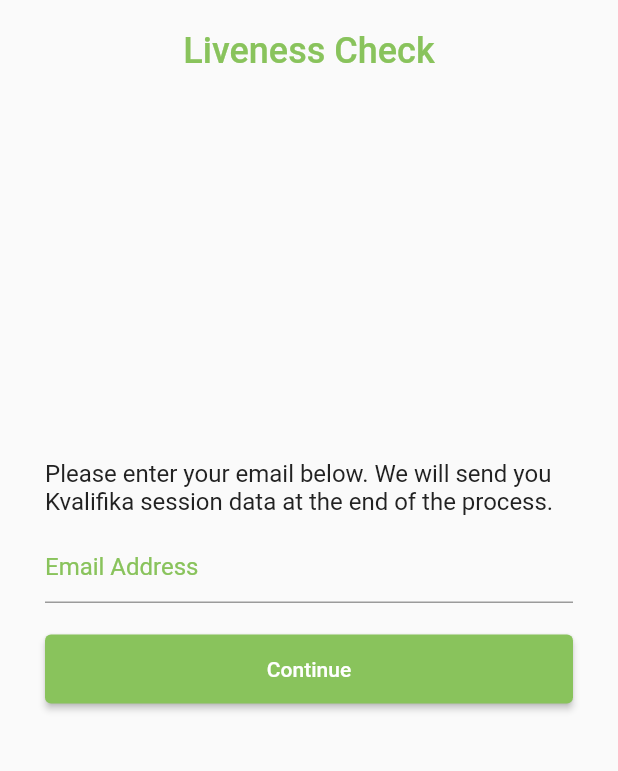
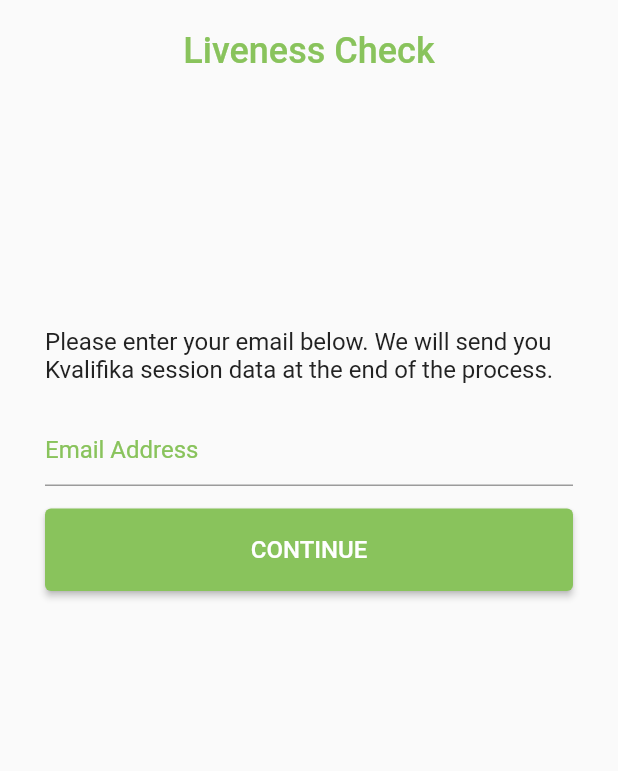
Before and after one commit to Kvalifika/kvalifika-mobile-app, a Flutter app: the screen it shows after launch, on a phone screen of 412 x 824 dp, the part 159-930 px from its top. Run offline on Flutter 3.47's test engine with Material 2 defaults, Android fonts, the phone set to English and light mode, and no system bars; missing offline and left inert: kvalifika_sdk.

Commit message:
feat: welcome page alignment

```diff
--- a/lib/screens/welcome.dart
+++ b/lib/screens/welcome.dart
@@ -3,6 +3,30 @@ import 'package:flutter/widgets.dart';
 import 'package:kvalifika_demo/widgets/kvalifika_logo_with_text.dart';
 
 final kPrimaryColor = Color(0xFF89c35c);
+
+class KvalifikaHeader extends StatelessWidget {
+  const KvalifikaHeader({Key? key}) : super(key: key);
+
+  @override
+  Widget build(BuildContext context) {
+    return Column(
+      children: [
+        Container(
+          child: KvalifikaLogoWithText(),
+          padding: EdgeInsets.fromLTRB(70, 20, 70, 20),
+        ),
+        Text(
+          'Liveness Check',
+          style: TextStyle(
+            fontSize: 24,
+            color: kPrimaryColor,
+            fontWeight: FontWeight.w500,
+          ),
+        ),
+      ],
+    );
+  }
+}
 
 class WelcomeScreen extends StatefulWidget {
   const WelcomeScreen({Key? key}) : super(key: key);
@@ -19,35 +43,22 @@ class _WelcomeScreenState extends State<WelcomeScreen> {
   Widget build(BuildContext context) {
     return Column(
       children: [
-        Expanded(
-          child: Column(
-            children: [
-              Container(
-                child: KvalifikaLogoWithText(),
-                padding: EdgeInsets.fromLTRB(70, 20, 70, 20),
-              ),
-              Text(
-                'Liveness Check',
-                style: TextStyle(
-                  fontSize: 24,
-                  color: kPrimaryColor,
-                  fontWeight: FontWeight.w500,
-                ),
-              ),
-            ],
-          ),
+        Flexible(
+          child: KvalifikaHeader(),
+          flex: 1,
         ),
-        Expanded(
+        Flexible(
           child: Container(
             padding: EdgeInsets.symmetric(horizontal: 30),
             child: Column(
+              mainAxisAlignment: MainAxisAlignment.center,
               children: [
                 Text(
                   'Please enter your email below. We will send you Kvalifika session data at the end of the process.',
                   style: TextStyle(fontSize: 16, color: Color(0xFF222222)),
                 ),
                 SizedBox(
-                  height: 10,
+                  height: 20,
                 ),
                 Form(
                   key: _formKey,
@@ -68,7 +79,7 @@ class _WelcomeScreenState extends State<WelcomeScreen> {
                         },
                       ),
                       SizedBox(
-                        height: 20,
+                        height: 15,
                       ),
                       ElevatedButton(
                         onPressed: () {
@@ -76,9 +87,14 @@ class _WelcomeScreenState extends State<WelcomeScreen> {
                         },
                         style: ElevatedButton.styleFrom(
                           primary: kPrimaryColor,
-                          padding: EdgeInsets.all(15),
+                          padding: EdgeInsets.all(18),
                         ),
-                        child: Text('Continue'),
+                        child: Text(
+                          'CONTINUE',
+                          style: TextStyle(
+                            fontSize: 16,
+                          ),
+                        ),
                       ),
                     ],
                   ),
@@ -86,6 +102,11 @@ class _WelcomeScreenState extends State<WelcomeScreen> {
               ],
             ),
           ),
+          flex: 1,
+        ),
+        Flexible(
+          child: Container(),
+          flex: 1,
         ),
       ],
     );
```
